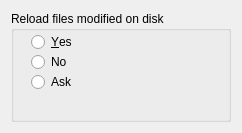
The window that src/preferencesReload.ui (KDE/kgraphviewer) describes before a commit, drawn with Qt 5.
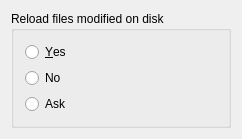
The same window after the commit.

Commit message: Make settings dialogs auto-layout themselves properly.

```diff
--- a/src/preferencesReload.ui
+++ b/src/preferencesReload.ui
@@ -23,6 +23,9 @@
    </size>
   </property>
   <layout class="QGridLayout">
+   <property name="sizeConstraint">
+    <enum>QLayout::SetMinimumSize</enum>
+   </property>
    <item row="0" column="0">
     <widget class="QGroupBox" name="reloadOnChangeMode">
      <property name="sizePolicy">
@@ -37,28 +40,19 @@
      <property name="selectedId" stdset="0">
       <number>2</number>
      </property>
+     <layout class="QVBoxLayout" name="verticalLayout">
+      <property name="sizeConstraint">
+       <enum>QLayout::SetMinimumSize</enum>
+      </property>
+      <item>
      <widget class="QRadioButton" name="yes">
-      <property name="geometry">
-       <rect>
-        <x>20</x>
-        <y>20</y>
-        <width>107</width>
-        <height>22</height>
-       </rect>
-      </property>
       <property name="text">
        <string>&amp;Yes</string>
       </property>
      </widget>
+      </item>
+      <item>
      <widget class="QRadioButton" name="no">
-      <property name="geometry">
-       <rect>
-        <x>20</x>
-        <y>40</y>
-        <width>107</width>
-        <height>22</height>
-       </rect>
-      </property>
       <property name="text">
        <string>No</string>
       </property>
@@ -66,15 +60,9 @@
        <string/>
       </property>
      </widget>
+      </item>
+      <item>
      <widget class="QRadioButton" name="ask">
-      <property name="geometry">
-       <rect>
-        <x>20</x>
-        <y>60</y>
-        <width>107</width>
-        <height>22</height>
-       </rect>
-      </property>
       <property name="text">
        <string>Ask</string>
       </property>
@@ -82,6 +70,8 @@
        <string/>
       </property>
      </widget>
+      </item>
+     </layout>
     </widget>
    </item>
   </layout>
```
Lines whose indentation alone changed are shown as unchanged. The commit also changes 3 other files.
